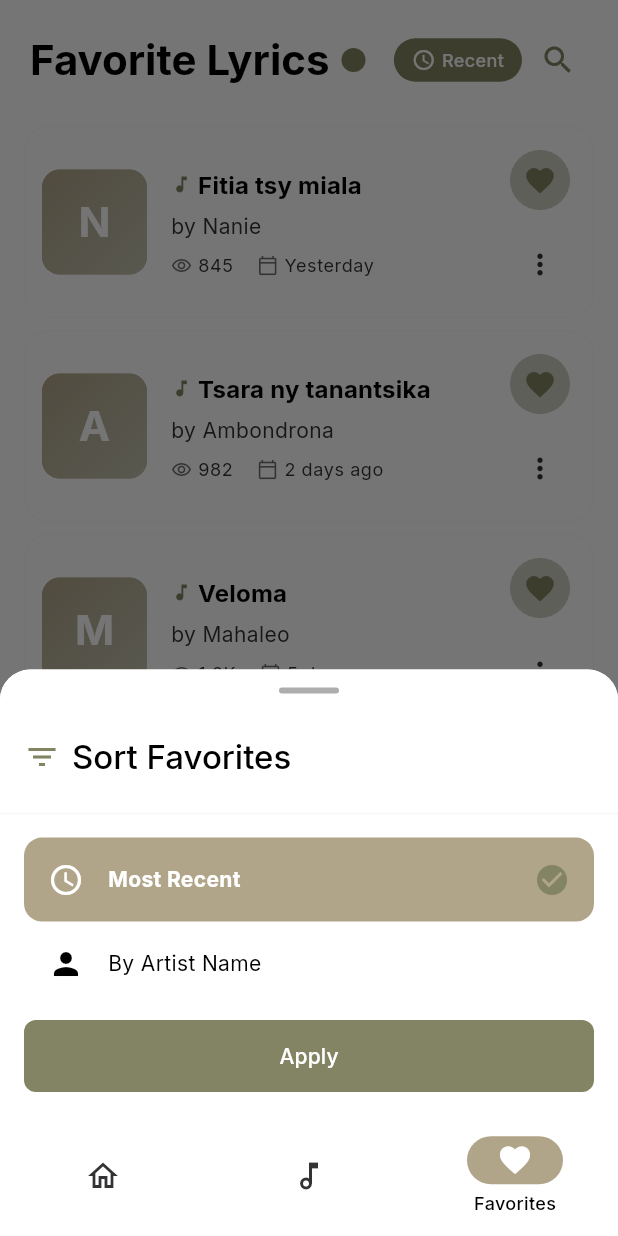
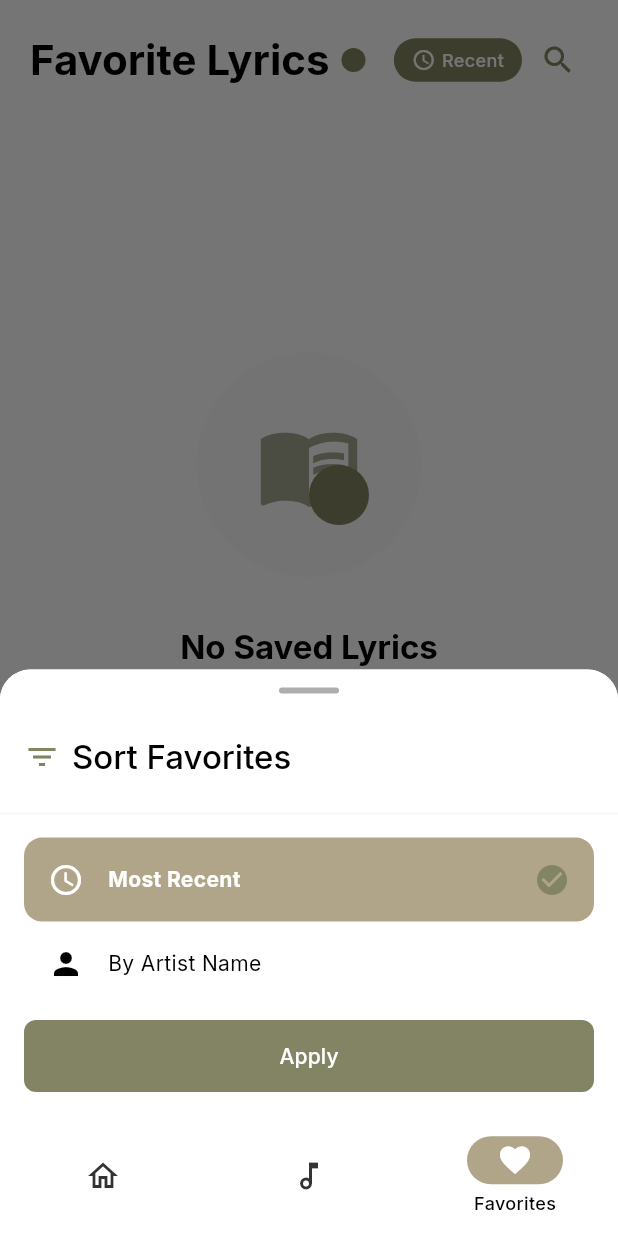
Before and after one commit to titoo-dev/tononkira_mobile, a Flutter app: the FavoritesTab screen opened by its route, after a tap on "Recent", on a phone screen of 412 x 824 dp. Run offline on Flutter 3.47's test engine with Material 3 defaults, Android fonts, the phone set to English and light mode, and no system bars; our stand-ins replace equatable, go_router, google_fonts, share_plus, smooth_page_indicator, sqflite; accounts and stored records are empty.

Commit message:
feat: Implement database integration for loading and removing favorite songs

```diff
--- a/lib/features/favorites/page.dart
+++ b/lib/features/favorites/page.dart
@@ -1,4 +1,5 @@
 import 'package:flutter/material.dart';
+import 'package:tononkira_mobile/data/database_helper.dart';
 import 'package:tononkira_mobile/models/models.dart';
 import 'package:go_router/go_router.dart';
 
@@ -21,7 +22,7 @@ class _FavoritesTabState extends State<FavoritesTab>
   bool _isLoading = true;
   late AnimationController _animationController;
 
-  // Sample data for demonstration - would be fetched from backend in production
+  // List to store favorite songs
   List<Song> _favoriteSongs = [];
 
   @override
@@ -33,116 +34,56 @@ class _FavoritesTabState extends State<FavoritesTab>
       duration: const Duration(milliseconds: 800),
     );
 
-    // Simulate loading data
+    // Load favorites from database
     _loadFavorites();
   }
 
-  // Simulate loading favorites from a data source
+  // Load favorites from database
   Future<void> _loadFavorites() async {
-    // In production, this would be a real API call
-    await Future.delayed(const Duration(seconds: 1));
+    try {
+      final db = await DatabaseHelper.instance.database;
 
-    // Sample data
-    final sampleFavorites = [
-      Song(
-        id: 1,
-        title: "Veloma",
-        slug: "veloma",
-        views: 1245,
-        createdAt: DateTime.now().subtract(const Duration(days: 5)),
-        updatedAt: DateTime.now(),
-        artists: [
-          Artist(
-            id: 1,
-            name: "Mahaleo",
-            slug: "mahaleo",
-            createdAt: DateTime.now(),
-            updatedAt: DateTime.now(),
-            imageUrl:
-                'https://www.nocomment.mg/storage/app/public/articles/NC163/cultures/CHpuKxfe3d9c40b974a81858a8fe1ee1a3a9e1.webp',
-          ),
-        ],
-      ),
-      Song(
-        id: 2,
-        title: "Tsara ny tanantsika",
-        slug: "tsara-ny-tanantsika",
-        views: 982,
-        createdAt: DateTime.now().subtract(const Duration(days: 2)),
-        updatedAt: DateTime.now(),
-        artists: [
-          Artist(
-            id: 2,
-            name: "Ambondrona",
-            slug: "ambondrona",
-            createdAt: DateTime.now(),
-            updatedAt: DateTime.now(),
-            imageUrl:
-                'https://yt3.googleusercontent.com/ktckEASBqHYs--hLsycAhxTz-7ihykMxDvMN-CnJygTgVSUf-mNZUpSUhzqilkS02Wcavl-C=s900-c-k-c0x00ffffff-no-rj',
-          ),
-        ],
-      ),
-      Song(
-        id: 3,
-        title: "Mozika malaza",
-        slug: "mozika-malaza",
-        views: 784,
-        createdAt: DateTime.now().subtract(const Duration(days: 15)),
-        updatedAt: DateTime.now(),
-        artists: [
-          Artist(
-            id: 3,
-            name: "Ny Ainga",
-            slug: "ny-ainga",
-            createdAt: DateTime.now(),
-            updatedAt: DateTime.now(),
-            imageUrl:
-                'https://encrypted-tbn0.gstatic.com/images?q=tbn:ANd9GcSpPM-JypQLj_0iGGMkAAToFmKgEwFZH_9Yy75fDdyVlaZs5eZVDFoG6S3IpF8TCWrBrdY&usqp=CAU',
-          ),
-        ],
-      ),
-      Song(
-        id: 4,
-        title: "Hira faneva",
-        slug: "hira-faneva",
-        views: 621,
-        createdAt: DateTime.now().subtract(const Duration(days: 7)),
-        updatedAt: DateTime.now(),
-        artists: [
-          Artist(
-            id: 4,
-            name: "Tarika Ramaroson",
-            slug: "tarika-ramaroson",
-            createdAt: DateTime.now(),
-            updatedAt: DateTime.now(),
-          ),
-        ],
-      ),
-      Song(
-        id: 5,
-        title: "Fitia tsy miala",
-        slug: "fitia-tsy-miala",
-        views: 845,
-        createdAt: DateTime.now().subtract(const Duration(days: 1)),
-        updatedAt: DateTime.now(),
-        artists: [
-          Artist(
-            id: 5,
-            name: "Nanie",
-            slug: "nanie",
-            createdAt: DateTime.now(),
-            updatedAt: DateTime.now(),
-          ),
-        ],
-      ),
-    ];
+      // Query the favorites table
+      final favorites = await db.query('Favorites', orderBy: 'updatedAt DESC');
+
+      if (favorites.isEmpty) {
+        if (mounted) {
+          setState(() {
+            _favoriteSongs = [];
+            _isLoading = false;
+          });
+          _animationController.forward();
+        }
+        return;
+      }
+
+      // Get all the song IDs from favorites
+      final songIds = favorites.map((fav) => fav['songId'] as int).toList();
+
+      // Query songs with these IDs
+      final songsData = await db.query(
+        'Song',
+        where: 'id IN (${List.filled(songIds.length, '?').join(', ')})',
+        whereArgs: songIds,
+      );
+
+      // Transform songs data to include artists
+      final songs = await DatabaseHelper.instance.transformSongsData(songsData);
 
       if (mounted) {
         setState(() {
-        _favoriteSongs = sampleFavorites;
+          _favoriteSongs = songs;
           _isLoading = false;
         });
         _animationController.forward();
+      }
+    } catch (e) {
+      if (mounted) {
+        setState(() {
+          _isLoading = false;
+        });
+      }
+      debugPrint('Error loading favorites: $e');
     }
   }
 
@@ -188,28 +129,46 @@ class _FavoritesTabState extends State<FavoritesTab>
     return filteredSongs;
   }
 
-  void _removeFavorite(Song song) {
+  Future<void> _removeFavorite(Song song) async {
+    // Remove from UI immediately for better UX
     setState(() {
       _favoriteSongs.removeWhere((s) => s.id == song.id);
     });
 
+    try {
+      // Remove from database
+      final db = await DatabaseHelper.instance.database;
+      await db.delete('Favorites', where: 'songId = ?', whereArgs: [song.id]);
+
       // Show a snackbar with undo option
+      if (mounted) {
         ScaffoldMessenger.of(context).showSnackBar(
           SnackBar(
             content: Text('Removed "${song.title}" from favorites'),
             action: SnackBarAction(
               label: 'Undo',
-          onPressed: () {
-            setState(() {
-              _favoriteSongs.add(song);
+              onPressed: () async {
+                // Add back to favorites in the database
+                await db.insert('Favorites', {
+                  'songId': song.id,
+                  'updatedAt': DateTime.now().toIso8601String(),
                 });
+
+                // Reload favorites to refresh the list
+                _loadFavorites();
               },
             ),
             behavior: SnackBarBehavior.floating,
             width: MediaQuery.of(context).size.width * 0.9,
-        shape: RoundedRectangleBorder(borderRadius: BorderRadius.circular(10)),
+            shape: RoundedRectangleBorder(
+              borderRadius: BorderRadius.circular(10),
+            ),
           ),
         );
+      }
+    } catch (e) {
+      debugPrint('Error removing favorite: $e');
+    }
   }
 
   void _showFilterBottomSheet(BuildContext context) {
```
Lines whose indentation alone changed are shown as unchanged.
